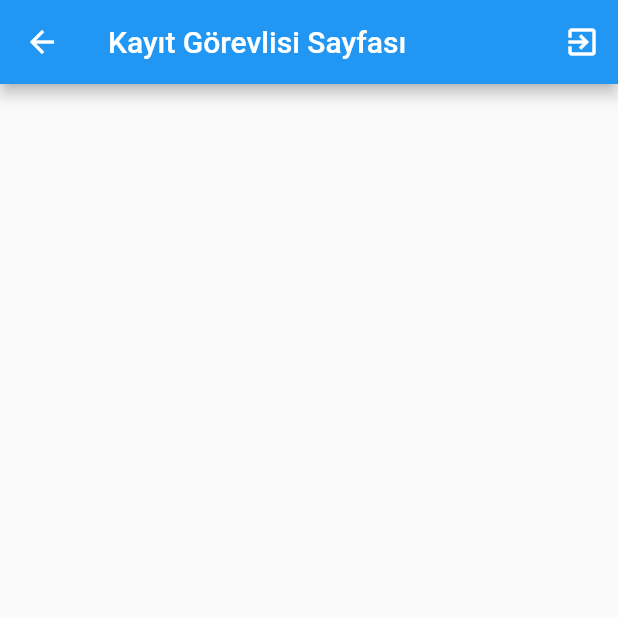
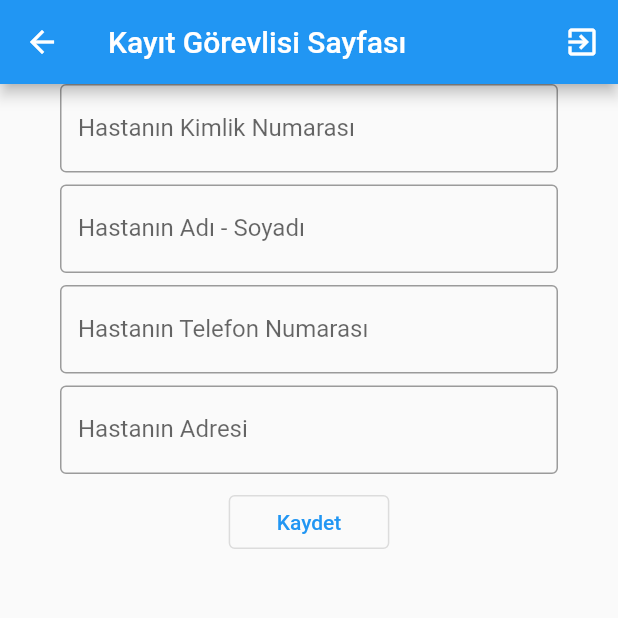
Before and after one commit to malibayram/sifa-poliklinigi, a Flutter app: the KayitGorevlisi screen opened directly, on a phone screen of 412 x 824 dp, the top half of it. Run offline on Flutter 3.47's test engine with Material 2 defaults, Android fonts, the phone set to English and light mode, and no system bars; our stand-ins replace cloud_firestore, firebase_auth, firebase_core, fluttertoast, hive, hive_flutter; accounts and stored records are empty.

Commit message:
Update kayit_gorevlisi.dart

```diff
--- a/poliklinik/lib/pages/kayit_gorevlisi.dart
+++ b/poliklinik/lib/pages/kayit_gorevlisi.dart
@@ -19,6 +19,50 @@ class KayitGorevlisi extends StatelessWidget {
             ),
           ],
         ),
-    );
+        body: Padding(
+            padding: const EdgeInsets.symmetric(horizontal: 40),
+            child: Column(
+              children: [
+                Center(),
+                TextField(
+                  decoration: InputDecoration(
+                    border: OutlineInputBorder(),
+                    labelText: "Hastanın Kimlik Numarası",
+                  ),
+                ),
+                SizedBox(height: 8),
+                TextField(
+                  decoration: InputDecoration(
+                    border: OutlineInputBorder(),
+                    labelText: "Hastanın Adı - Soyadı",
+                  ),
+                ),
+                SizedBox(height: 8),
+                TextField(
+                  decoration: InputDecoration(
+                    border: OutlineInputBorder(),
+                    labelText: "Hastanın Telefon Numarası",
+                  ),
+                ),
+                SizedBox(height: 8),
+                TextField(
+                  decoration: InputDecoration(
+                    border: OutlineInputBorder(),
+                    labelText: "Hastanın Adresi",
+                  ),
+                ),
+                SizedBox(height: 8),
+                OutlinedButton(
+                  onPressed: () {},
+                  child: Padding(
+                    padding: const EdgeInsets.symmetric(
+                      vertical: 8.0,
+                      horizontal: 16.0,
+                    ),
+                    child: Text("Kaydet"),
+                  ),
+                )
+              ],
+            )));
   }
 }
```
Lines whose indentation alone changed are shown as unchanged.
